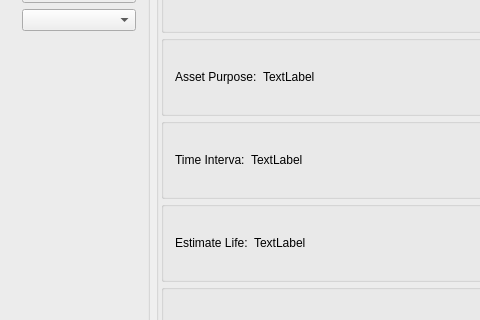
Before: the Qt Designer form LabAutumation/GUI.ui in OmarElbekiey/LabAutomationSystem, drawn with Qt 5; both pictures show x 145 to 625 and y 139 to 459 of the 1052 by 868 pixel window.
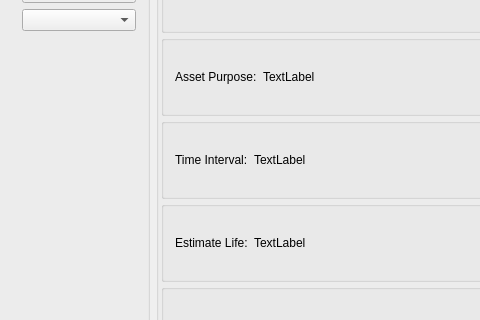
After: the same form once the commit is applied. Icons and pictures are not drawn.

```diff
--- a/LabAutumation/GUI.ui
+++ b/LabAutumation/GUI.ui
@@ -303,7 +303,7 @@
                   <item>
                    <widget class="QLabel" name="label_3">
                     <property name="text">
-                     <string>Time Interva:</string>
+                     <string>Time Interval:</string>
                     </property>
                    </widget>
                   </item>
```
Left out of the diff: 4 changed lines with no effect on the pictures.
